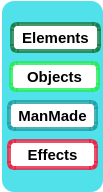
The window that PropType.ui (lznt/p2Scripts) describes before a commit, drawn with Qt 5.
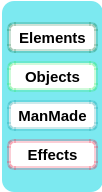
The same window after the commit.

The edit to the form file:
```diff
--- a/PropType.ui
+++ b/PropType.ui
@@ -6,7 +6,7 @@
    <rect>
     <x>0</x>
     <y>0</y>
-    <width>103</width>
+    <width>102</width>
     <height>192</height>
    </rect>
   </property>
@@ -21,13 +21,13 @@
   </property>
   <property name="styleSheet">
    <string notr="true">QWidget#PropTypesMenu { background-color: transparent; }
-QFrame#frame { background-color: rgba(33, 217, 229, 200);
+QFrame#frame { background-color: rgba(33, 217, 229, 150);
  border-radius: 12px;}
 QPushButton#EffectBtn{
 color:black;
 background-color: white;
  border-width: 4px;
- border-color: rgba(237,29,63,200);
+ border-color: rgba(237,29,63,55);
  border-style: solid;
  border-radius: 7;
  padding: 3px;
@@ -41,7 +41,7 @@
 {color:black;
 background-color: white;
  border-width: 4px;
- border-color: rgba(21,122,69,200);
+ border-color: rgba(21,122,69,55);
  border-style: solid;
  border-radius: 7;
  padding: 3px;
@@ -53,7 +53,7 @@
 QPushButton#ManMadeBtn{color:black;
 background-color: white;
  border-width: 4px;
- border-color: rgba(29,158,166,200);
+ border-color: rgba(29,158,166,55);
  border-style: solid;
  border-radius: 7;
  padding: 3px;
@@ -64,7 +64,7 @@
 QPushButton#ObjectBtn{color:black;
 background-color: white;
  border-width: 4px;
- border-color: rgba(36,233,87,200);
+ border-color: rgba(36,233,87,55);
  border-style: solid;
  border-radius: 7;
  padding: 3px;
@@ -107,7 +107,7 @@
    <widget class="QPushButton" name="ObjectBtn">
     <property name="geometry">
      <rect>
-      <x>7</x>
+      <x>5</x>
       <y>60</y>
       <width>91</width>
       <height>31</height>
@@ -123,7 +123,7 @@
    <widget class="QPushButton" name="ElementBtn">
     <property name="geometry">
      <rect>
-      <x>8</x>
+      <x>5</x>
       <y>21</y>
       <width>91</width>
       <height>31</height>
```
